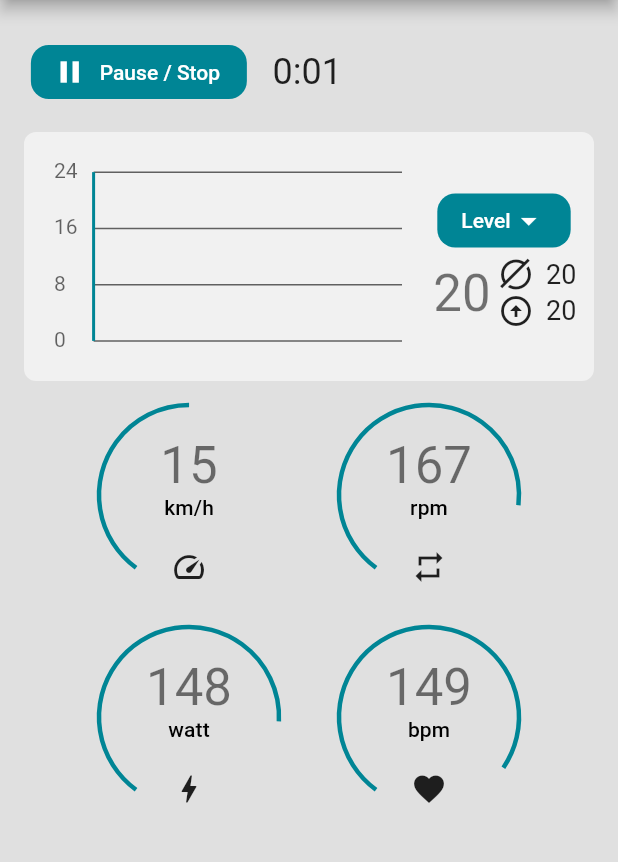
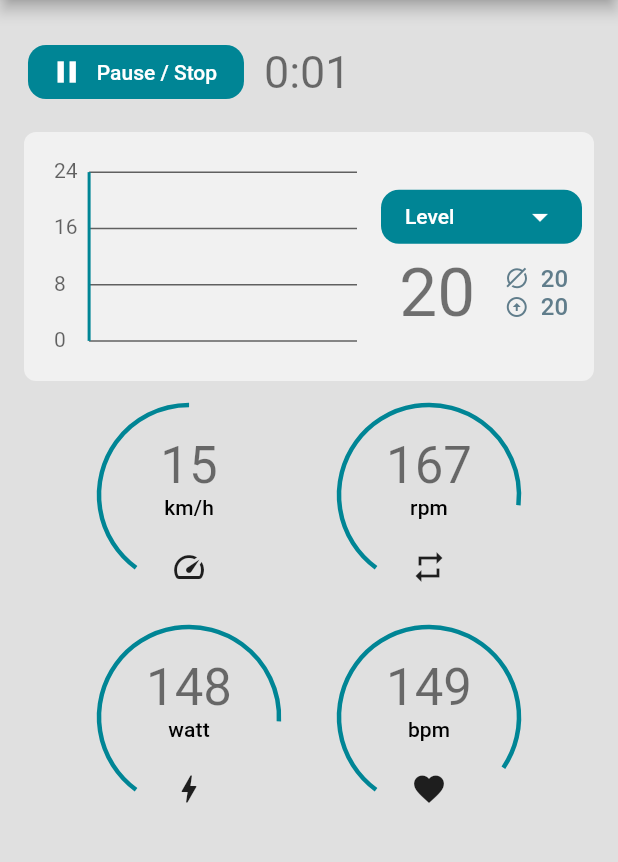
Before and after one commit to ArturAntin/workoutgraph, a Flutter app: the HomePage screen opened directly, on a phone screen of 412 x 824 dp, the part 84-946 px from its top. Run offline on Flutter 3.47's test engine with Material 2 defaults, Android fonts, the phone set to English and light mode, and no system bars.

Commit message:
extract some components from main

```diff
--- /dev/null
+++ b/lib/gauges.dart
@@ -0,0 +1,44 @@
+import 'dart:math';
+
+import 'package:flutter/material.dart';
+import 'package:workoutgraph/circle_info.dart';
+
+class Gauges extends StatelessWidget {
+  final _random = Random();
+
+  Gauges({Key? key}) : super(key: key);
+
+  @override
+  Widget build(BuildContext context) {
+    return Wrap(
+      spacing: 24,
+      runSpacing: 12,
+      children: [
+        CircleInfo(
+          text: "km/h",
+          number: _random.nextInt(10) + 15,
+          maxNumber: 30,
+          icon: Icons.speed,
+        ),
+        CircleInfo(
+          text: "rpm",
+          number: _random.nextInt(30) + 150,
+          maxNumber: 200,
+          icon: Icons.repeat,
+        ),
+        CircleInfo(
+          text: "watt",
+          number: _random.nextInt(30) + 140,
+          maxNumber: 180,
+          icon: Icons.bolt,
+        ),
+        CircleInfo(
+          text: "bpm",
+          number: _random.nextInt(50) + 100,
+          maxNumber: 160,
+          icon: Icons.favorite,
+        ),
+      ],
+    );
+  }
+}
--- a/lib/graph.dart
+++ b/lib/graph.dart
@@ -28,7 +28,9 @@ class Graph extends StatelessWidget {
 
   @override
   Widget build(BuildContext context) {
-    return Container(
+    return Padding(
+      padding: const EdgeInsets.all(8.0),
+      child: Container(
         decoration: BoxDecoration(
           borderRadius: _borderRadius,
           color: Colors.white54,
@@ -52,7 +54,8 @@ class Graph extends StatelessWidget {
                 ),
               ),
             ),
-          Padding(
+            Container(
+              width: 150,
               padding: const EdgeInsets.all(8.0),
               child: Column(
                 children: [
@@ -75,57 +78,70 @@ class Graph extends StatelessWidget {
                   ),
                   Row(
                     mainAxisAlignment: MainAxisAlignment.spaceAround,
-                  mainAxisSize: MainAxisSize.min,
                     children: [
                       SizedBox(
-                      width: 48,
+                        width: 60,
                         child: Center(
                           child: Text(
                             data.last.toString(),
-                          style: Theme.of(context).textTheme.headline4,
+                            style: Theme.of(context).textTheme.headline3,
                           ),
                         ),
                       ),
                       Column(
-                      mainAxisSize: MainAxisSize.min,
+                        mainAxisAlignment: MainAxisAlignment.center,
                         children: [
                           Row(
-                          mainAxisSize: MainAxisSize.min,
                             children: [
                               const RotationTransition(
                                 turns: AlwaysStoppedAnimation(90 / 360),
-                              child: Icon(Icons.motion_photos_off_outlined),
+                                child: Icon(
+                                  Icons.motion_photos_off_outlined,
+                                  color: Colors.blueGrey,
+                                  size: 16,
+                                ),
                               ),
                               const SizedBox(
                                 width: 8,
                               ),
                               SizedBox(
-                              width: 24,
+                                width: 20,
                                 child: Text(
                                   _average.truncate().toString(),
                                   style: Theme.of(context)
                                       .textTheme
-                                    .subtitle1!
-                                    .copyWith(fontSize: 18),
+                                      .subtitle2!
+                                      .copyWith(
+                                        fontSize: 16,
+                                        fontWeight: FontWeight.w500,
+                                        color: Colors.blueGrey,
+                                      ),
                                 ),
                               ),
                             ],
                           ),
                           Row(
-                          mainAxisSize: MainAxisSize.min,
                             children: [
-                            const Icon(Icons.arrow_circle_up),
+                              const Icon(
+                                Icons.arrow_circle_up,
+                                color: Colors.blueGrey,
+                                size: 16,
+                              ),
                               const SizedBox(
                                 width: 8,
                               ),
                               SizedBox(
-                              width: 24,
+                                width: 20,
                                 child: Text(
                                   _max.toString(),
                                   style: Theme.of(context)
                                       .textTheme
-                                    .subtitle1!
-                                    .copyWith(fontSize: 18),
+                                      .subtitle2!
+                                      .copyWith(
+                                        fontSize: 16,
+                                        fontWeight: FontWeight.w500,
+                                        color: Colors.blueGrey,
+                                      ),
                                 ),
                               ),
                             ],
@@ -139,6 +155,7 @@ class Graph extends StatelessWidget {
             ),
           ],
         ),
+      ),
     );
   }
 
--- a/lib/main.dart
+++ b/lib/main.dart
@@ -3,9 +3,11 @@
 
 import 'package:collection/collection.dart';
 import 'package:flutter/material.dart';
-import 'package:workoutgraph/circle_info.dart';
 import 'package:workoutgraph/data_stream.dart';
+import 'package:workoutgraph/gauges.dart';
 import 'package:workoutgraph/graph.dart';
+import 'package:workoutgraph/top_row.dart';
+import 'package:workoutgraph/workout_done_banner.dart';
 
 void main() {
   runApp(const MyApp());
@@ -48,9 +50,7 @@
   final _streamData = <int>[];
   DateTime _time = DateTime.fromMillisecondsSinceEpoch(0);
   StreamSubscription? _streamSubscription;
-  final BorderRadius _borderRadius = BorderRadius.circular(8.0);
   bool _timerFinished = false;
-  final _random = Random();
 
   @override
   void initState() {
@@ -63,7 +63,9 @@
       _streamData.add(event);
       setState(() {
         _time = DateTime.fromMillisecondsSinceEpoch(_streamData.length * 1000);
-        if (_streamData.length >= HomePage.maxTime) _timerFinished = true;
+        if (_streamData.length >= HomePage.maxTime) {
+          _timerFinished = true;
+        }
       });
     });
   }
@@ -100,132 +102,29 @@
                 child: Column(
                   children: [
                     //Pause Button and Time
-                    Row(
-                      mainAxisAlignment: MainAxisAlignment.spaceAround,
-                      children: [
-                        Container(
-                          width: 160,
-                          padding: const EdgeInsets.all(8.0),
-                          child: ElevatedButton.icon(
-                            style: ElevatedButton.styleFrom(
-                              primary: Theme.of(context).primaryColor,
-                              elevation: 0,
-                              shape: RoundedRectangleBorder(
-                                borderRadius: BorderRadius.circular(12.0),
-                              ),
-                            ),
-                            onPressed: _timerFinished
-                                ? null
-                                : () {
-                                    setState(() {
-                                      _streamSubscription!.isPaused
-                                          ? _streamSubscription!.resume()
-                                          : _streamSubscription!.pause();
-                                    });
-                                  },
-                            icon: _streamSubscription!.isPaused
-                                ? const Icon(Icons.play_arrow)
-                                : const Icon(Icons.pause),
-                            label: _streamSubscription!.isPaused
-                                ? const Text("Resume")
-                                : const Text("Pause / Stop"),
-                          ),
-                        ),
-                        Text(
-                          _time.minute.toString() +
-                              ':' +
-                              _time.second.toString().padLeft(2, '0'),
-                          style: Theme.of(context).textTheme.headline5,
-                        ),
-                        Visibility(
-                          visible: _streamSubscription!.isPaused,
-                          maintainSize: true,
-                          maintainState: true,
-                          maintainAnimation: true,
-                          child: TextButton.icon(
-                            style: TextButton.styleFrom(
-                              primary: Theme.of(context).primaryColor,
-                              elevation: 0,
-                              shape: RoundedRectangleBorder(
-                                borderRadius: BorderRadius.circular(12.0),
-                              ),
-                            ),
-                            onPressed: restartWorkout,
-                            icon: const Icon(Icons.restart_alt),
-                            label: const Text("Start new workout"),
-                          ),
-                        ),
-                      ],
+                    TopRow(
+                      timerFinished: _timerFinished,
+                      streamSubscription: _streamSubscription!,
+                      time: _time,
+                      restartWorkout: restartWorkout,
                     ),
 
                     //show Banner if workout is completed
                     if (_timerFinished)
-                      Padding(
-                        padding: const EdgeInsets.all(8.0),
-                        child: ClipRRect(
-                          borderRadius: _borderRadius,
-                          child: MaterialBanner(
-                            backgroundColor:
-                                Theme.of(context).primaryColorLight,
-                            forceActionsBelow: true,
-                            content: Text(
-                              "Good job! Your workout is over.\nYour average level was ${_streamData.average.toStringAsFixed(2)}\nYour maximum level was ${_streamData.reduce(max)}",
-                              style: Theme.of(context).textTheme.subtitle1,
-                            ),
-                            actions: [
-                              TextButton.icon(
-                                style: TextButton.styleFrom(
-                                  primary: Theme.of(context).primaryColorDark,
-                                ),
-                                onPressed: restartWorkout,
-                                icon: const Icon(Icons.restart_alt),
-                                label: const Text("Start new workout"),
-                              )
-                            ],
-                          ),
-                        ),
+                      WorkoutDoneBanner(
+                        avg: _streamData.average,
+                        max: _streamData.reduce(max),
+                        restartWorkout: restartWorkout,
                       ),
 
-                    Padding(
-                      padding: const EdgeInsets.all(8.0),
-                      child: Graph(
-                        data: _streamData,
-                        maxX: HomePage.maxTime,
-                        maxY: HomePage.maxY,
-                        lines: HomePage.lines,
-                      ),
+                    Graph(
+                      data: _streamData,
+                      maxX: HomePage.maxTime,
+                      maxY: HomePage.maxY,
+                      lines: HomePage.lines,
                     ),
 
-                    Wrap(
-                      spacing: 24,
-                      runSpacing: 12,
-                      children: [
-                        CircleInfo(
-                          text: "km/h",
-                          number: _random.nextInt(10) + 15,
-                          maxNumber: 30,
-                          icon: Icons.speed,
-                        ),
-                        CircleInfo(
-                          text: "rpm",
-                          number: _random.nextInt(30) + 150,
-                          maxNumber: 200,
-                          icon: Icons.repeat,
-                        ),
-                        CircleInfo(
-                          text: "watt",
-                          number: _random.nextInt(30) + 140,
-                          maxNumber: 180,
-                          icon: Icons.bolt,
-                        ),
-                        CircleInfo(
-                          text: "bpm",
-                          number: _random.nextInt(50) + 100,
-                          maxNumber: 160,
-                          icon: Icons.favorite,
-                        ),
-                      ],
-                    ),
+                    Gauges(),
                   ],
                 ),
               ),
--- a/lib/painter/line_painter.dart
+++ b/lib/painter/line_painter.dart
@@ -12,6 +12,7 @@ class LineGraphPainter extends CustomPainter {
   final double? average;
   final Color avergageColor;
   final int lines;
+  final int avgMinAmount;
 
   LineGraphPainter({
     required this.data,
@@ -23,6 +24,7 @@ class LineGraphPainter extends CustomPainter {
     this.average,
     this.avergageColor = Colors.red,
     this.lines = 3,
+    this.avgMinAmount = 5,
   });
 
   @override
@@ -42,14 +44,14 @@ class LineGraphPainter extends CustomPainter {
       size.height - 2 * margin.height,
     );
     Size cell = Size(
-      graph.width / (x - 10),
+      graph.width / (x - 5),
       graph.height / y,
     );
 
     drawAxis(canvas, graph, margin);
     drawLabelsY(canvas, size, margin, graph, cell);
     drawVerticalLine(canvas, graph, margin, cell);
-    if (average != null && data.length > 5) {
+    if (average != null && data.length > avgMinAmount) {
       drawAverageLine(canvas, graph, margin, cell, average!);
     }
 
--- /dev/null
+++ b/lib/top_row.dart
@@ -0,0 +1,84 @@
+import 'dart:async';
+
+import 'package:flutter/material.dart';
+
+class TopRow extends StatefulWidget {
+  const TopRow(
+      {Key? key,
+      required this.timerFinished,
+      required this.streamSubscription,
+      required this.time,
+      required this.restartWorkout})
+      : super(key: key);
+
+  final bool timerFinished;
+  final StreamSubscription streamSubscription;
+  final DateTime time;
+  final void Function() restartWorkout;
+
+  @override
+  State<TopRow> createState() => _TopRowState();
+}
+
+class _TopRowState extends State<TopRow> {
+  @override
+  Widget build(BuildContext context) {
+    return Row(
+      mainAxisAlignment: MainAxisAlignment.spaceAround,
+      children: [
+        Container(
+          width: 160,
+          padding: const EdgeInsets.all(8.0),
+          child: ElevatedButton.icon(
+            style: ElevatedButton.styleFrom(
+              primary: Theme.of(context).primaryColor,
+              elevation: 0,
+              shape: RoundedRectangleBorder(
+                borderRadius: BorderRadius.circular(12.0),
+              ),
+            ),
+            onPressed: widget.timerFinished
+                ? null
+                : () {
+                    setState(() {
+                      widget.streamSubscription.isPaused
+                          ? widget.streamSubscription.resume()
+                          : widget.streamSubscription.pause();
+                    });
+                  },
+            icon: widget.streamSubscription.isPaused
+                ? const Icon(Icons.play_arrow)
+                : const Icon(Icons.pause),
+            label: widget.streamSubscription.isPaused
+                ? const Text("Resume")
+                : const Text("Pause / Stop"),
+          ),
+        ),
+        Text(
+          widget.time.minute.toString() +
+              ':' +
+              widget.time.second.toString().padLeft(2, '0'),
+          style: Theme.of(context).textTheme.headline4!.copyWith(fontSize: 30),
+        ),
+        Visibility(
+          visible: widget.streamSubscription.isPaused,
+          maintainSize: true,
+          maintainState: true,
+          maintainAnimation: true,
+          child: TextButton.icon(
+            style: TextButton.styleFrom(
+              primary: Theme.of(context).primaryColor,
+              elevation: 0,
+              shape: RoundedRectangleBorder(
+                borderRadius: BorderRadius.circular(12.0),
+              ),
+            ),
+            onPressed: widget.restartWorkout,
+            icon: const Icon(Icons.restart_alt),
+            label: const Text("Start new workout"),
+          ),
+        ),
+      ],
+    );
+  }
+}
--- /dev/null
+++ b/lib/workout_done_banner.dart
@@ -0,0 +1,44 @@
+import 'package:flutter/material.dart';
+
+class WorkoutDoneBanner extends StatelessWidget {
+  final _borderRadius = BorderRadius.circular(8.0);
+  final double avg;
+  final int max;
+
+  final void Function() restartWorkout;
+
+  WorkoutDoneBanner({
+    Key? key,
+    required this.avg,
+    required this.max,
+    required this.restartWorkout,
+  }) : super(key: key);
+
+  @override
+  Widget build(BuildContext context) {
+    return Padding(
+      padding: const EdgeInsets.all(8.0),
+      child: ClipRRect(
+        borderRadius: _borderRadius,
+        child: MaterialBanner(
+          backgroundColor: Theme.of(context).primaryColorLight,
+          forceActionsBelow: true,
+          content: Text(
+            "Good job! Your workout is over.\nYour average level was ${avg.toStringAsFixed(2)}\nYour maximum level was $max",
+            style: Theme.of(context).textTheme.subtitle1,
+          ),
+          actions: [
+            TextButton.icon(
+              style: TextButton.styleFrom(
+                primary: Theme.of(context).primaryColorDark,
+              ),
+              onPressed: restartWorkout,
+              icon: const Icon(Icons.restart_alt),
+              label: const Text("Start new workout"),
+            )
+          ],
+        ),
+      ),
+    );
+  }
+}
```
Lines whose indentation alone changed are shown as unchanged.
